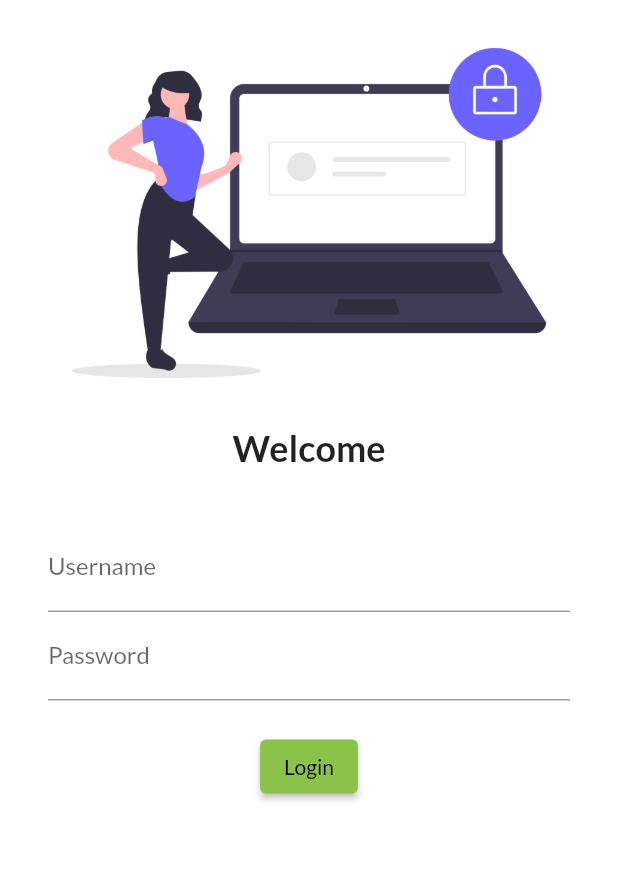
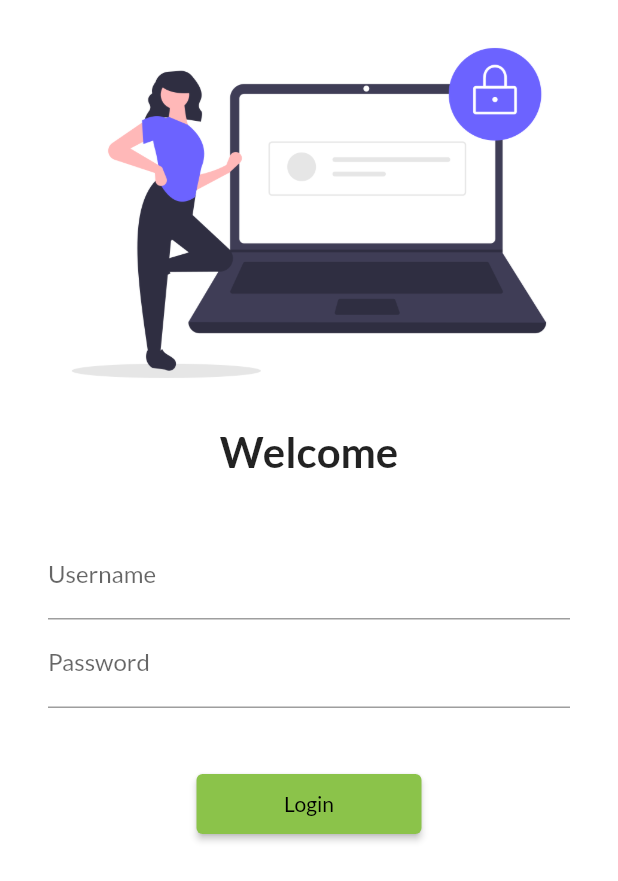
Before and after one commit to AyuOrniThrONE/30Days_of_Flutter, a Flutter app: the screen it shows after launch, on a phone screen of 412 x 824 dp. Shown: the top 881 px of the screen. Run offline on Flutter 3.47's test engine with Material 2 defaults, Android fonts, the phone set to English and light mode, and no system bars; our stand-ins replace google_fonts.

Commit message:
Day 5 Completed

```diff
--- a/lib/main.dart
+++ b/lib/main.dart
@@ -1,6 +1,7 @@
 import 'package:flutter/material.dart';
 import 'package:flutter_catalog/pages/home_Page.dart';
 import 'package:flutter_catalog/pages/loginPAge.dart';
+import 'package:flutter_catalog/utils/routes.dart';
 import 'package:google_fonts/google_fonts.dart';
 
 void main() {
@@ -13,6 +14,7 @@ class MyApp extends StatelessWidget {
   @override
   Widget build(BuildContext context) {
     return MaterialApp(
+      debugShowCheckedModeBanner: false,
       themeMode: ThemeMode.light,
       theme: ThemeData(
         primarySwatch: Colors.lightGreen,
@@ -24,8 +26,8 @@ class MyApp extends StatelessWidget {
       initialRoute: "/",
       routes: {
         "/": (context) => loginPage(),
-        "/home": (context) => HomePage(),
-        "/login": (context) => loginPage(),
+        MyRoutes.HomeRoute: (context) => HomePage(),
+        MyRoutes.loginRoute: (context) => loginPage(),
       },
     );
   }
--- a/lib/pages/loginPAge.dart
+++ b/lib/pages/loginPAge.dart
@@ -1,4 +1,5 @@
 import 'package:flutter/material.dart';
+import 'package:flutter_catalog/utils/routes.dart';
 
 class loginPage extends StatelessWidget {
   const loginPage({Key? key}) : super(key: key);
@@ -6,17 +7,19 @@ class loginPage extends StatelessWidget {
   @override
   Widget build(BuildContext context) {
     return Material(
-      color: Colors.white,
+      color: Color(0xFFFFFFFF),
+      child: SingleChildScrollView(
         child: Column(
           children: [
             Image.asset(
               "assets/images/login_img.png",
               fit: BoxFit.cover,
+              // height: 500,
             ),
             Text(
               "Welcome",
               style: TextStyle(
-              fontSize: 24,
+                fontSize: 28,
                 fontWeight: FontWeight.bold,
               ),
             ),
@@ -42,13 +45,13 @@ class loginPage extends StatelessWidget {
                     ),
                   ),
                   SizedBox(
-                  height: 20,
+                    height: 40,
                   ),
                   ElevatedButton(
                     child: Text("Login"),
-                  style: TextButton.styleFrom(),
+                    style: TextButton.styleFrom(minimumSize: Size(150, 40)),
                     onPressed: () {
-                    print("Hi Codepur");
+                      Navigator.pushNamed(context, MyRoutes.HomeRoute);
                     },
                   )
                 ],
@@ -56,6 +59,7 @@ class loginPage extends StatelessWidget {
             )
           ],
         ),
+      ),
     );
   }
 }
--- /dev/null
+++ b/lib/utils/routes.dart
@@ -0,0 +1,4 @@
+class MyRoutes {
+  static String loginRoute = "/login";
+  static String HomeRoute = "/home";
+}
```
Also changed, not shown: 1 other file. Lines whose indentation alone changed are shown as unchanged.
